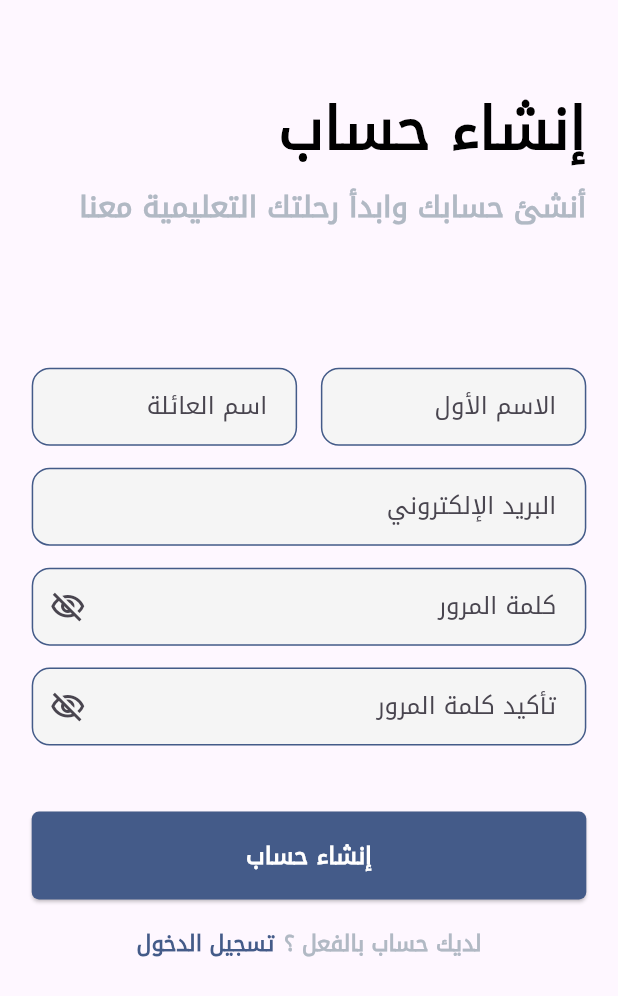
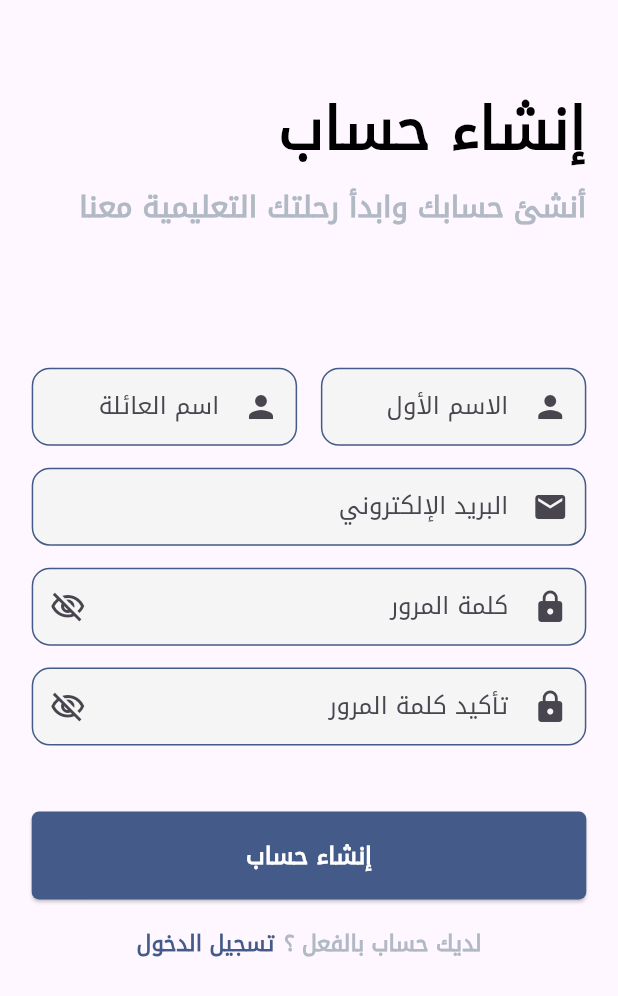
Before and after one commit to Abdelrhman-Tec/Education-Platform-App, a Flutter app: the RegisterScreen screen opened by its route, on a phone screen of 412 x 824 dp. Shown: the top 996 px of the screen. Run offline on Flutter 3.47's test engine with Material 3 defaults, Android fonts, the phone set to English and light mode, and no system bars; our stand-ins replace dio, flutter_bloc, flutter_screenutil, freezed_annotation, get_it, pretty_dio_logger and 2 more; accounts and stored records are empty; generated files the repository leaves out were written again.

Commit message:
feat: Add prefix icons to text fields in registration form for improved user experience

```diff
--- a/lib/features/sign_up/presentation/widgets/register_form.dart
+++ b/lib/features/sign_up/presentation/widgets/register_form.dart
@@ -53,6 +53,7 @@ class _RegisterFormState extends State<RegisterForm> {
             children: [
               Expanded(
                 child: CustomTextFormField(
+                  prefixIcon: Icons.person,
                   controller: cubit.firstName,
                   hintText: S.of(context).firstName,
                   borderColor: AppColors.mediumBlue,
@@ -62,6 +63,7 @@ class _RegisterFormState extends State<RegisterForm> {
               horizontalSpace(15),
               Expanded(
                 child: CustomTextFormField(
+                  prefixIcon: Icons.person,
                   controller: cubit.lastName,
                   hintText: S.of(context).lastName,
                   borderColor: AppColors.mediumBlue,
@@ -72,6 +74,7 @@ class _RegisterFormState extends State<RegisterForm> {
           ),
           verticalSpace(15),
           CustomTextFormField(
+            prefixIcon: Icons.email,
             controller: cubit.email,
             hintText: S.of(context).email,
             borderColor: AppColors.mediumBlue,
@@ -79,6 +82,7 @@ class _RegisterFormState extends State<RegisterForm> {
           ),
           verticalSpace(15),
           CustomTextFormField(
+            prefixIcon: Icons.lock,
             controller: cubit.password,
             hintText: S.of(context).password,
             borderColor: AppColors.mediumBlue,
@@ -87,6 +91,7 @@ class _RegisterFormState extends State<RegisterForm> {
           ),
           verticalSpace(15),
           CustomTextFormField(
+            prefixIcon: Icons.lock,
             controller: cubit.confirmPassword,
             hintText: S.of(context).passwordConfirmation,
             borderColor: AppColors.mediumBlue,
```
